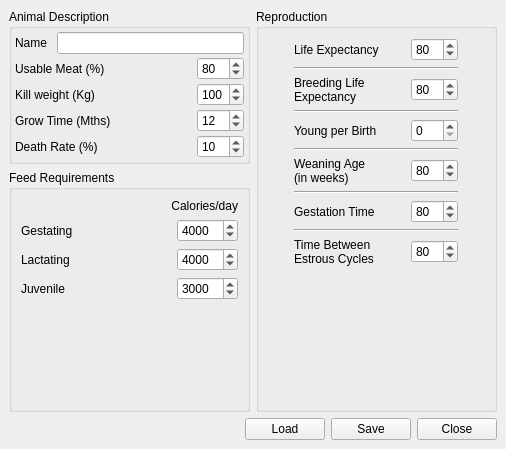
Before: the Qt Designer form src/ui/laanimalformmainbase.ui in arkygeek/landuseanalyst, drawn with Qt 5.
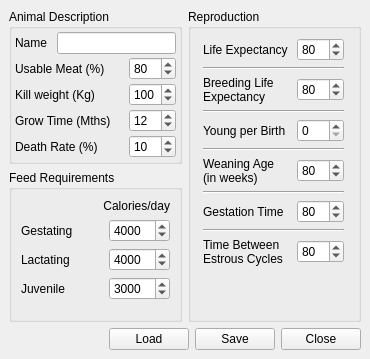
After: the same form once the commit is applied.

Diff of the .ui file:
```diff
--- a/src/ui/laanimalformmainbase.ui
+++ b/src/ui/laanimalformmainbase.ui
@@ -5,8 +5,8 @@
    <rect>
     <x>0</x>
     <y>0</y>
-    <width>506</width>
-    <height>449</height>
+    <width>370</width>
+    <height>359</height>
    </rect>
   </property>
   <property name="minimumSize" >
```
